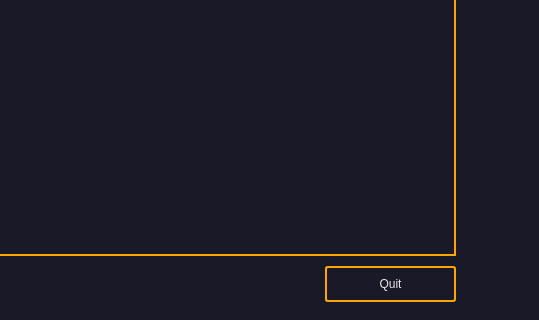
Qt form ui/camera.ui (ohaiyo-simida/Face-Mask_detector-with-alert) before a commit; both pictures show x 505 to 1044 and y 604 to 924 of the 1044 by 924 pixel window.
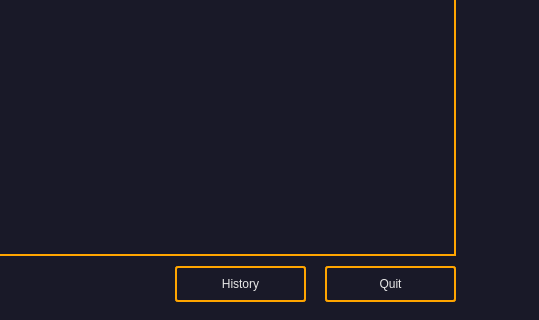
The same form after that commit.

Commit message: add history button

Diff of the .ui file:
```diff
--- a/ui/camera.ui
+++ b/ui/camera.ui
@@ -201,6 +201,30 @@
     </item>
    </layout>
   </widget>
+  <widget class="QPushButton" name="historyButton">
+   <property name="geometry">
+    <rect>
+     <x>680</x>
+     <y>870</y>
+     <width>131</width>
+     <height>36</height>
+    </rect>
+   </property>
+   <property name="cursor">
+    <cursorShape>PointingHandCursor</cursorShape>
+   </property>
+   <property name="styleSheet">
+    <string notr="true">color: rgb(231, 231, 231);
+font: 18px &quot;Verdana&quot;;
+border: 2px solid orange;
+padding: 5px;
+border-radius: 3px;
+opacity: 200;</string>
+   </property>
+   <property name="text">
+    <string>History</string>
+   </property>
+  </widget>
  </widget>
  <resources/>
  <connections/>
```
